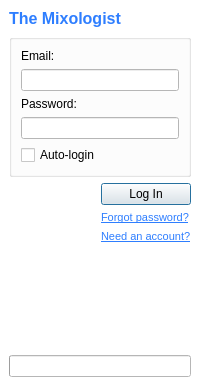
Above: MixologistGui/gui/StartDialog.ui from rebeccaskinner/The-Mixologist before the change. Below: the same form after it.
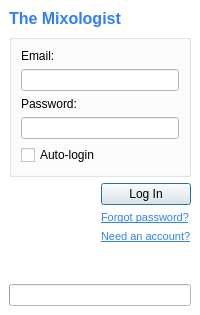
That is the form after the change. Icons and pictures are not drawn.

```diff
--- a/MixologistGui/gui/StartDialog.ui
+++ b/MixologistGui/gui/StartDialog.ui
@@ -7,7 +7,7 @@
     <x>0</x>
     <y>0</y>
     <width>200</width>
-    <height>386</height>
+    <height>315</height>
    </rect>
   </property>
   <property name="sizePolicy">
```
